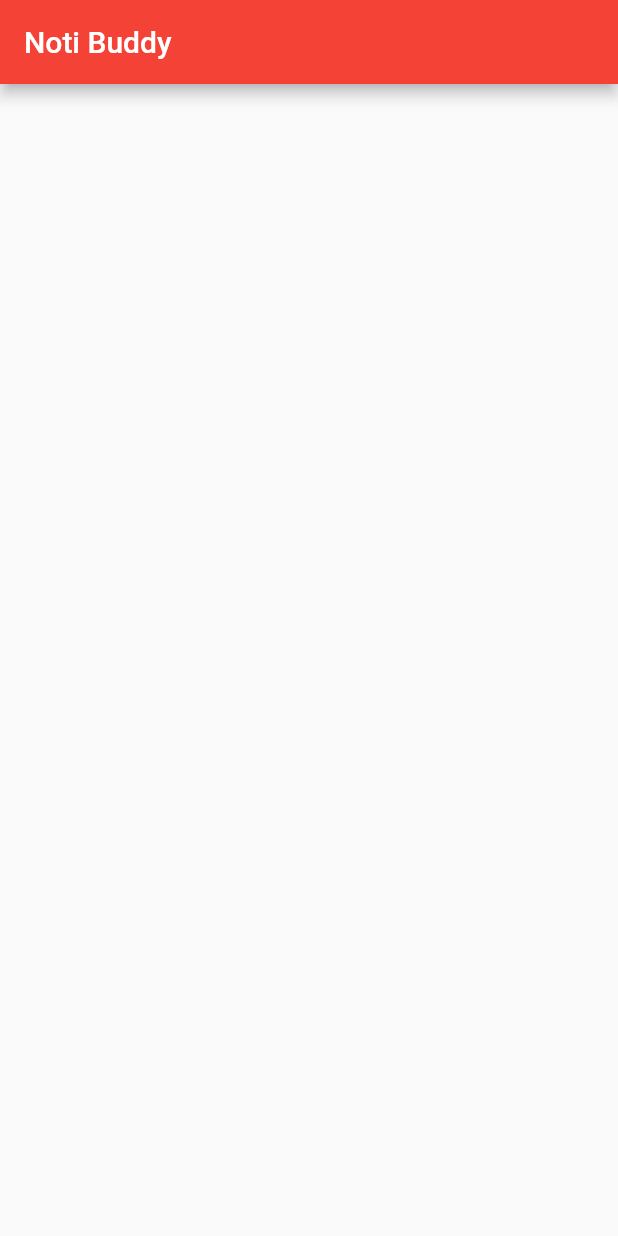
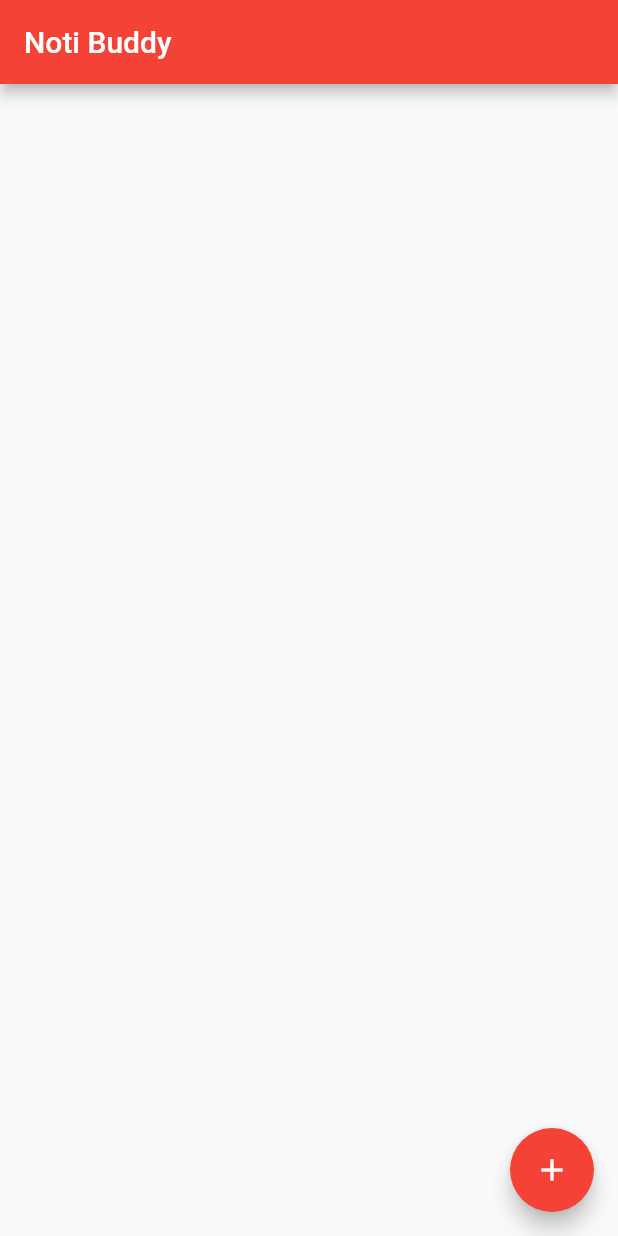
Before and after one commit to tomc128/noterly, a Flutter app: the screen it shows after launch, on a phone screen of 412 x 824 dp. Run offline on Flutter 3.47's test engine with Material 2 defaults, Android fonts, the phone set to English and light mode, and no system bars.

Commit message:
Fixed saving format

```diff
--- a/noti_buddy/lib/managers/file_manager.dart
+++ b/noti_buddy/lib/managers/file_manager.dart
@@ -18,10 +18,10 @@ class FileManager {
   static Future save(Map<String, dynamic> data) async {
     final file = await _localFile;
 
-    return file.writeAsString('$data');
+    file.writeAsString(jsonEncode(data));
   }
 
-  static Future<AppData> load() async {
+  static Future<AppData?> load() async {
     try {
       final file = await _localFile;
 
@@ -29,7 +29,8 @@ class FileManager {
 
       return AppData.fromJson(jsonDecode(contents));
     } catch (e) {
-      return AppData(notificationItems: []);
+      print('No previous save found. Error $e');
+      return null;
     }
   }
 }
--- a/noti_buddy/lib/models/app_data.dart
+++ b/noti_buddy/lib/models/app_data.dart
@@ -4,7 +4,10 @@ import 'package:noti_buddy/models/notification_item.dart';
 class AppData {
   static AppData? _instance;
   static Future<AppData> get instance async {
-    _instance ??= await FileManager.load();
+    _instance ??= await FileManager.load() ??
+        AppData(
+          notificationItems: [],
+        );
 
     return _instance!;
   }
@@ -14,6 +17,10 @@ class AppData {
   AppData({
     required this.notificationItems,
   });
+
+  Future<void> save() async {
+    await FileManager.save(toJson());
+  }
 
   Map<String, dynamic> toJson() {
     return {
--- a/noti_buddy/lib/pages/main_page.dart
+++ b/noti_buddy/lib/pages/main_page.dart
@@ -1,5 +1,6 @@
 import 'package:flutter/material.dart';
 import 'package:noti_buddy/models/app_data.dart';
+import 'package:noti_buddy/models/notification_item.dart';
 import 'package:noti_buddy/widgets/notification_list.dart';
 
 class MainPage extends StatefulWidget {
@@ -32,6 +33,18 @@ class _MainPageState extends State<MainPage> {
           },
         ),
       ),
+      floatingActionButton: FloatingActionButton(
+        onPressed: () async {
+          var appData = await AppData.instance;
+          appData.notificationItems
+              .add(NotificationItem(title: 'Test', colour: Colors.red));
+
+          setState(() {});
+          await appData.save();
+        },
+        tooltip: 'Add',
+        child: const Icon(Icons.add),
+      ),
     );
   }
 }
```
